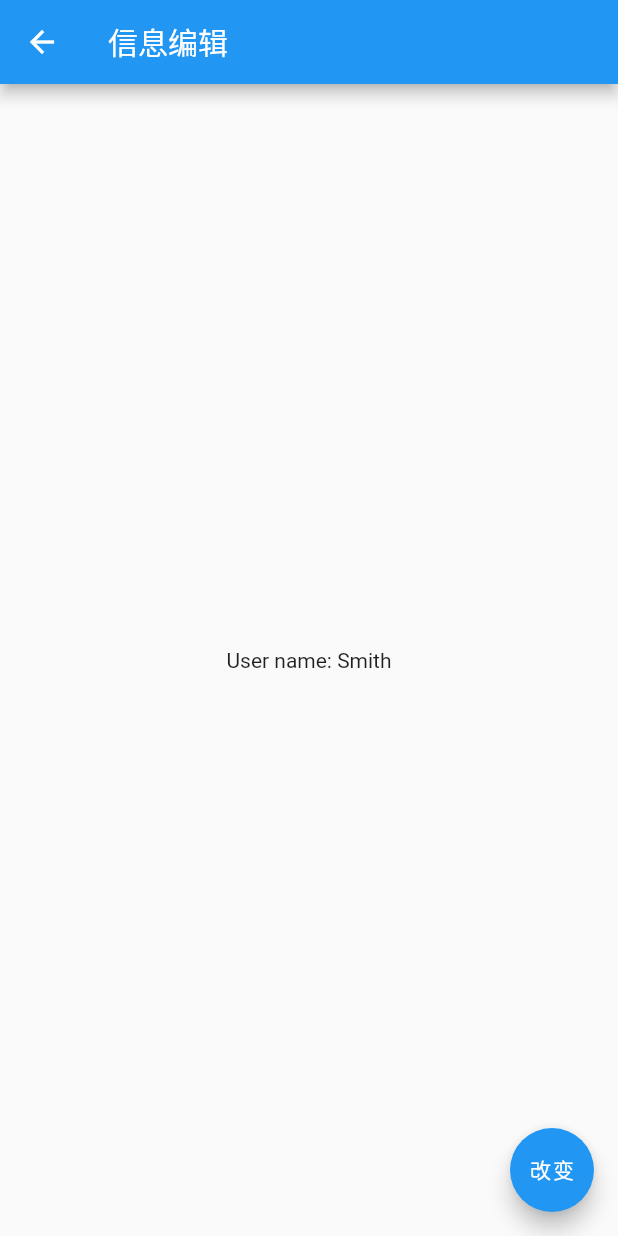
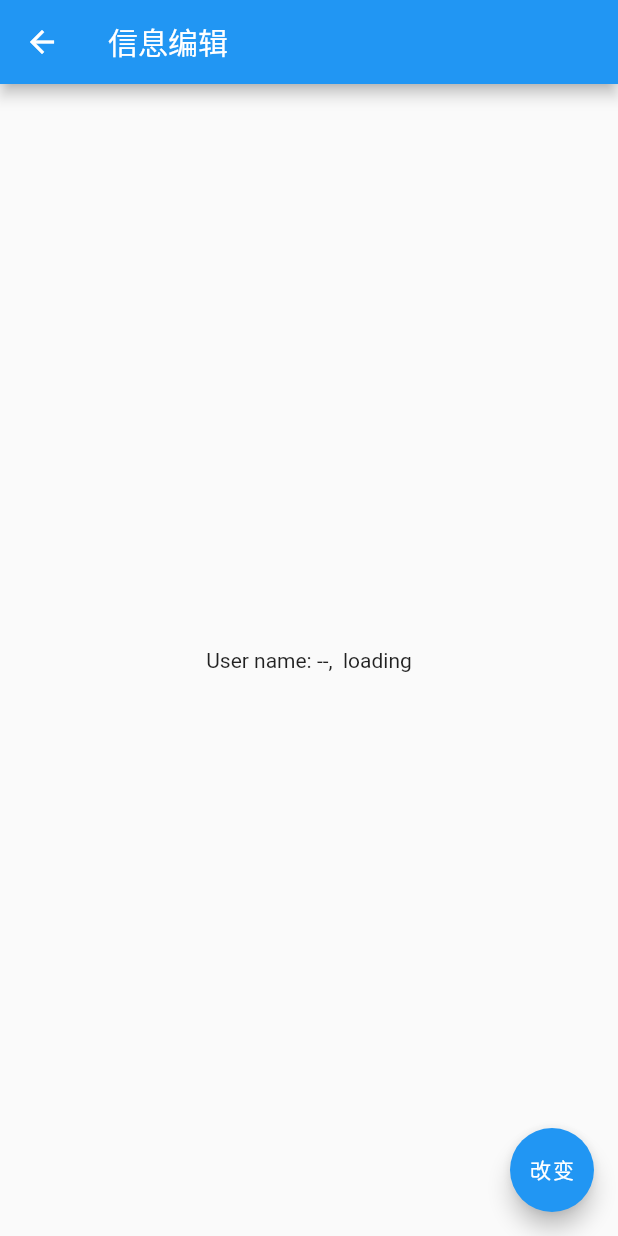
Before and after one commit to MarshalW/flutter_examples, a Flutter app: the EditInfoPage screen opened directly, after a tap on "改变", on a phone screen of 412 x 824 dp. Run offline on Flutter 3.47's test engine with Material 2 defaults, Android fonts, the phone set to English and light mode, and no system bars.

Commit message:
finished homework

```diff
--- a/lib/api.dart
+++ b/lib/api.dart
@@ -0,0 +1,19 @@
+// 模拟http的异步api
+
+String _userName = 'Tom';
+const _delaySec = 1;
+
+Future<String> load() async {
+  await new Future.delayed(const Duration(seconds: _delaySec));
+  return _userName;
+}
+
+Future<String> update() async {
+  await new Future.delayed(const Duration(seconds: _delaySec));
+  if (_userName == 'Tom') {
+    _userName = 'Joe';
+  } else {
+    _userName = 'Tom';
+  }
+  return 'OK';
+}
--- a/lib/main.dart
+++ b/lib/main.dart
@@ -6,10 +6,13 @@
 // ---
 // https://gist.github.com/Blasanka/bc4ed7bbf546ab3c8585ede639ba1ee2
 // 参考上述链接示例，重构示例
+// ---
+// 不可将fetch写在build方法中：https://flutter.io/docs/cookbook/networking/fetch-data#5-moving-the-fetch-call-out-of-the-build-method
 
 import 'package:flutter/material.dart';
 import 'package:flutter_examples/pages.dart';
 import 'state.dart';
+import 'api.dart' as api;
 
 void main() => runApp(MyApp());
 
@@ -21,13 +24,38 @@ class MyApp extends StatefulWidget {
 }
 
 class _MyAppState extends State<MyApp> {
-
-  String userName = 'Newton';
+  String userName = '--';
+  bool loading = true;
 
   void update({userName}) {
     setState(() {
-      this.userName = userName;
+      this.userName='--';
+      loading=true;
     });
+    api.update().then((result) {
+      if(result=='OK'){
+        load();
+      }
+    });
+  }
+
+  Future<void> load() async {
+    setState(() {
+      loading = true;
+    });
+
+    var data = await api.load();
+
+    setState(() {
+      loading = false;
+      userName = data;
+    });
+  }
+
+  @override
+  void didChangeDependencies() {
+    super.didChangeDependencies();
+    load();
   }
 
   @override
@@ -37,7 +65,9 @@ class _MyAppState extends State<MyApp> {
       builder: (context, child) {
         return new MyState(
           update: this.update,
+          load: this.load,
           userName: this.userName,
+          loading: this.loading,
           child: child,
         );
       },
--- a/lib/pages.dart
+++ b/lib/pages.dart
@@ -9,8 +9,10 @@ class ShowInfoPage extends StatelessWidget {
       appBar: AppBar(
         title: Text('信息展示'),
       ),
-      body: Center(
-        child: Text('Hello world, ${state.userName}'),
+      body: Container(
+        child: Center(
+          child: Text('Hello world, ${state.userName}, ${state.loading?' loading..':' loaded.'}'),
+        ),
       ),
       floatingActionButton: FloatingActionButton(
           child: Text('编辑'),
@@ -28,7 +30,7 @@ class EditInfoPage extends StatelessWidget {
     final state = MyState.of(context);
     return Scaffold(
       body: Center(
-        child: Text('User name: ${state.userName}'),
+        child: Text('User name: ${state.userName}, ${state.loading?' loading':' loaded.'}'),
       ),
       appBar: AppBar(
         title: Text('信息编辑'),
@@ -36,11 +38,7 @@ class EditInfoPage extends StatelessWidget {
       floatingActionButton: FloatingActionButton(
         child: Text('改变'),
         onPressed: () {
-          var userName = 'Smith';
-          if (state.userName == 'Smith') {
-            userName = 'Newton';
-          }
-          state.update(userName: userName);
+          state.update();
         },
       ),
     );
--- a/lib/state.dart
+++ b/lib/state.dart
@@ -1,11 +1,19 @@
-import 'package:flutter/cupertino.dart';
+import 'package:flutter/material.dart';
 
 class MyState extends InheritedWidget {
-  MyState({Key key, this.update, this.userName,Widget child})
+  MyState(
+      {Key key,
+      this.update,
+      this.load,
+      this.userName,
+      this.loading,
+      Widget child})
       : super(key: key, child: child);
 
   final Function update;
+  final Function load;
   final String userName;
+  final bool loading;
 
   @override
   bool updateShouldNotify(MyState oldWidget) {
--- a/pubspec.yaml
+++ b/pubspec.yaml
@@ -19,6 +19,8 @@ dependencies:
   # The following adds the Cupertino Icons font to your application.
   # Use with the CupertinoIcons class for iOS style icons.
   cupertino_icons: ^0.1.2
+
+  http: ^0.12.0
 
 dev_dependencies:
   flutter_test:
```
Also changed, not shown: 1 other file.
